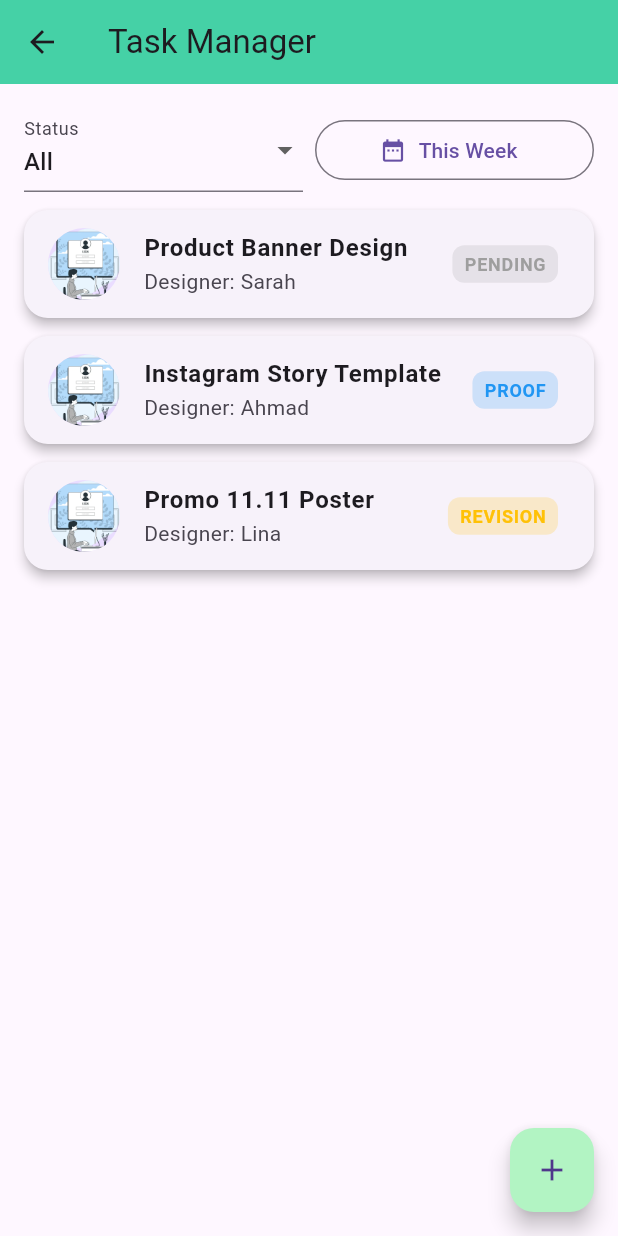
After one commit to MohamadRofiq25/design_manager, a Flutter app: the MyTaskDesigner screen opened directly, on a phone screen of 412 x 824 dp. The commit adds this screen. Run offline on Flutter 3.47's test engine with Material 3 defaults, Android fonts, the phone set to English and light mode, and no system bars; our stand-ins replace file_picker, font_awesome_flutter, pdf, printing.

```diff
--- a/lib/main.dart
+++ b/lib/main.dart
@@ -1,18 +1,28 @@
+import 'package:design_manager/presentation/designer/my_task/my_task_designer.dart';
 import 'package:flutter/material.dart';
 import 'package:provider/provider.dart';
 
+// Manager Controllers
 import 'package:design_manager/presentation/manager/pages/tasklist/tasklist_controller.dart';
 import 'package:design_manager/presentation/manager/pages/review_task/review_task_controller.dart';
 import 'package:design_manager/presentation/manager/pages/reports/reports_controller.dart';
 import 'package:design_manager/presentation/manager/pages/profile/profile_controller.dart';
 
+
+// Designer Controllers
+import 'package:design_manager/presentation/designer/my_task/my_task_designer_controller.dart'
+    as designer;
+
+// Manager Pages
 import 'package:design_manager/presentation/manager/pages/tasklist/tasklist_page.dart';
 import 'package:design_manager/presentation/manager/pages/review_task/review_task_page.dart';
 import 'package:design_manager/presentation/manager/pages/reports/reports_page.dart';
 import 'package:design_manager/presentation/manager/pages/profile/profile_page.dart';
-import 'package:design_manager/presentation/manager/widgets/bottom_navbar.dart';
 import 'package:design_manager/presentation/manager/pages/create_task/create_task_form.dart';
 
+
+// Widgets
+import 'package:design_manager/presentation/manager/widgets/bottom_navbar.dart';
 
 void main() {
   runApp(
@@ -22,8 +32,10 @@ void main() {
         Provider(create: (_) => ReviewTaskController()),
         Provider(create: (_) => ReportsController()),
         Provider(create: (_) => ProfileController()),
+
+        ChangeNotifierProvider(create: (_) => designer.MyTaskDesignerController()),
+
       ],
-
       child: const DesignManagerApp(),
     ),
   );
@@ -44,7 +56,6 @@ class DesignManagerApp extends StatelessWidget {
       routes: {
         '/task_form': (_) => const CreateTaskForm(),
       },
-      // Jika perlu rute tambahan, bisa ditambahkan di sini
     );
   }
 }
--- /dev/null
+++ b/lib/presentation/designer/my_task/my_task_designer.dart
@@ -0,0 +1,89 @@
+import 'package:design_manager/presentation/designer/my_task/my_task_designer_controller.dart';
+import 'package:design_manager/presentation/designer/my_task/widgets/task_card_designer.dart';
+import 'package:flutter/material.dart';
+import 'package:provider/provider.dart';
+
+class MyTaskDesigner extends StatefulWidget {
+  const MyTaskDesigner({super.key});
+
+  @override
+  State<MyTaskDesigner> createState() => _TasklistPageState();
+}
+
+class _TasklistPageState extends State<MyTaskDesigner> {
+  String _selectedStatus = 'All';
+
+  @override
+  Widget build(BuildContext context) {
+    return Scaffold(
+        appBar: AppBar(
+          title: const Text('Task Manager'),
+          backgroundColor: const Color(0xFF45D1A6),
+        ),
+        body: Padding(
+          padding: const EdgeInsets.all(16.0),
+          child: Column(
+            children: [
+              _buildFilterBar(context),
+              const SizedBox(height: 12),
+              Expanded(child: _buildTaskList(context)),
+            ],
+          ),
+        ),
+        floatingActionButton: FloatingActionButton(
+          onPressed: () => Navigator.pushNamed(context, '/task_form'),
+          backgroundColor: const Color(0xFFB2F4C3),
+          child: const Icon(Icons.add),
+        ),
+
+      );
+  }
+
+  Widget _buildFilterBar(BuildContext context) {
+    return Row(
+      children: [
+        Expanded(
+          child: DropdownButtonFormField<String>(
+            initialValue: _selectedStatus,
+            decoration: const InputDecoration(labelText: 'Status'),
+            items: ['All', 'Pending', 'Proof', 'Revision', 'Accepted']
+                .map((e) => DropdownMenuItem(value: e, child: Text(e)))
+                .toList(),
+            onChanged: (value) {
+              if (value != null) {
+                setState(() => _selectedStatus = value);
+              }
+            },
+          ),
+        ),
+        const SizedBox(width: 8),
+        Expanded(
+          child: OutlinedButton.icon(
+            onPressed: () {},
+            icon: const Icon(Icons.date_range),
+            label: const Text('This Week'),
+          ),
+        ),
+      ],
+    );
+  }
+
+  Widget _buildTaskList(BuildContext context) {
+    final controller = context.watch<MyTaskDesignerController>();
+    final tasks = controller.filterByStatus(_selectedStatus);
+
+    return ListView.builder(
+      itemCount: tasks.length,
+      itemBuilder: (context, index) {
+        final task = tasks[index];
+        return TaskCardDesigner(
+          task: task,
+          onTap: () {
+            // Arahkan ke halaman review task nanti
+            debugPrint('Tapped on ${task.title}');
+          },
+        );
+      },
+    );
+  }
+}
--- /dev/null
+++ b/lib/presentation/designer/my_task/my_task_designer_controller.dart
@@ -0,0 +1,51 @@
+import 'package:flutter/material.dart';
+import 'package:design_manager/data/models/task_model.dart';
+
+class MyTaskDesignerController extends ChangeNotifier {
+  final List<Task> _tasks = [
+    Task(
+      id: '1',
+      title: 'Product Banner Design',
+      designerName: 'Sarah',
+      description: 'Banner promosi untuk produk baru.',
+      imagePath: 'assets/images/login.png',
+      status: 'pending',
+    ),
+    Task(
+      id: '2',
+      title: 'Instagram Story Template',
+      designerName: 'Ahmad',
+      description: 'Template untuk story Instagram promosi.',
+      imagePath: 'assets/images/login.png',
+      status: 'proof',
+    ),
+    Task(
+      id: '3',
+      title: 'Promo 11.11 Poster',
+      designerName: 'Lina',
+      description: 'Poster promosi event 11.11.',
+      imagePath: 'assets/images/login.png',
+      status: 'revision',
+    ),
+  ];
+
+  List<Task> get tasks => List.unmodifiable(_tasks);
+
+  List<Task> filterByStatus(String status) {
+    if (status.toLowerCase() == 'all') return _tasks;
+    return _tasks.where((t) => t.status == status.toLowerCase()).toList();
+  }
+
+  void addTask(Task task) {
+    _tasks.add(task);
+    notifyListeners();
+  }
+
+  void updateTask(Task updatedTask) {
+    final index = _tasks.indexWhere((t) => t.id == updatedTask.id);
+    if (index != -1) {
+      _tasks[index] = updatedTask;
+      notifyListeners();
+    }
+  }
+}
--- /dev/null
+++ b/lib/presentation/designer/my_task/widgets/task_card_designer.dart
@@ -0,0 +1,66 @@
+import 'package:flutter/material.dart';
+import 'package:design_manager/data/models/task_model.dart';
+
+class TaskCardDesigner extends StatelessWidget {
+  final Task task;
+  final VoidCallback onTap;
+
+  const TaskCardDesigner({
+    super.key,
+    required this.task,
+    required this.onTap,
+  });
+
+  Color _statusColor(String status) {
+    switch (status.toLowerCase()) {
+      case 'pending':
+        return Colors.grey;
+      case 'proof':
+        return Colors.blue;
+      case 'revision':
+        return Colors.amber;
+      case 'accepted':
+        return Colors.green;
+      default:
+        return Colors.grey;
+    }
+  }
+
+  @override
+  Widget build(BuildContext context) {
+    final color = _statusColor(task.status);
+
+    return Card(
+      shape: RoundedRectangleBorder(borderRadius: BorderRadius.circular(16)),
+      elevation: 3,
+      margin: const EdgeInsets.only(bottom: 12),
+      child: ListTile(
+        leading: CircleAvatar(
+          backgroundImage: AssetImage(task.imagePath),
+          radius: 24,
+        ),
+        title: Text(
+          task.title,
+          style: const TextStyle(fontWeight: FontWeight.bold),
+        ),
+        subtitle: Text('Designer: ${task.designerName}'),
+        trailing: Container(
+          padding: const EdgeInsets.symmetric(horizontal: 8, vertical: 4),
+          decoration: BoxDecoration(
+            color: color.withValues(alpha: 0.2),
+            borderRadius: BorderRadius.circular(8),
+          ),
+          child: Text(
+            task.status.toUpperCase(),
+            style: TextStyle(
+              color: color,
+              fontWeight: FontWeight.bold,
+              fontSize: 12,
+            ),
+          ),
+        ),
+        onTap: onTap,
+      ),
+    );
+  }
+}
```
